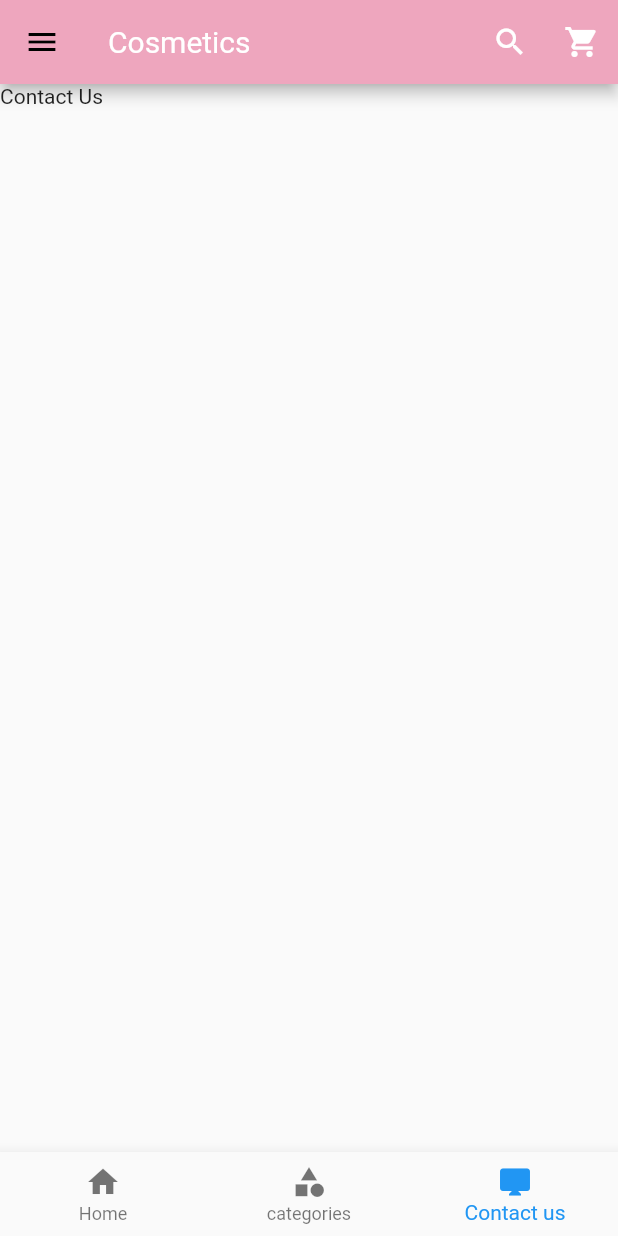
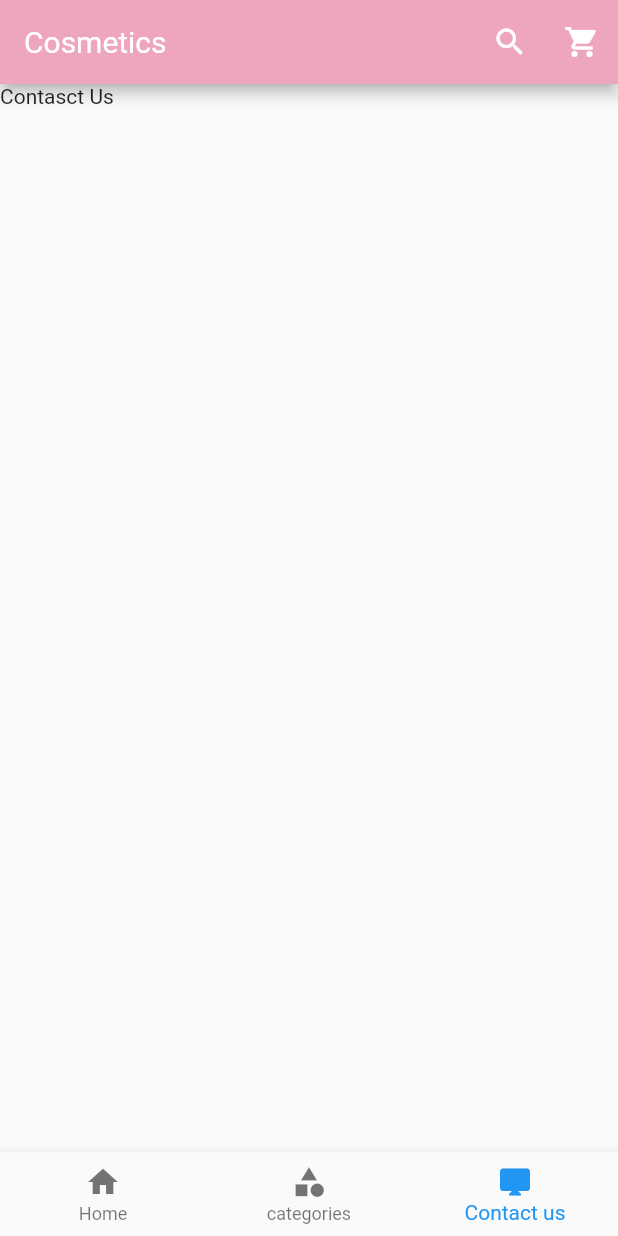
Before and after one commit to roheatshr/thaiproducts, a Flutter app: the screen it shows after launch, item 3 of the bottom bar chosen, on a phone screen of 412 x 824 dp. Run offline on Flutter 3.47's test engine with Material 2 defaults, Android fonts, the light colour scheme and no system bars; our stand-ins replace carousel_pro.

Commit message:
first commit

```diff
--- a/lib/main.dart
+++ b/lib/main.dart
@@ -1,4 +1,5 @@
 import 'package:flutter/material.dart';
+import 'package:thaiproducts_app/userpages/bottomNav.dart';
 import 'package:thaiproducts_app/userpages/homepage.dart';
 
 void main() => runApp(MyApp());
--- a/lib/pages/productDetails.dart
+++ b/lib/pages/productDetails.dart
@@ -8,6 +8,10 @@ class ProductDetails extends StatefulWidget {
 class _ProductDetailsState extends State<ProductDetails> {
   @override
   Widget build(BuildContext context) {
-    return Container();
+    return Scaffold(
+        // home: Scaffold(
+        //   appBar: AppBar(),
+        // ),
+        );
   }
 }
--- a/lib/userpages/bottomNav.dart
+++ b/lib/userpages/bottomNav.dart
@@ -11,13 +11,11 @@ class _NavigationBtmState extends State<NavigationBtm> {
   final _pageOptions = [
     SlideImage(),
     Text('Categories'),
-    Text('Contact Us'),
+    Text('Contasct Us'),
   ];
   @override
   Widget build(BuildContext context) {
-    return MaterialApp(
-      debugShowCheckedModeBanner: false,
-      home: Scaffold(
+    return Scaffold(
       body: _pageOptions[_selectedPage],
       bottomNavigationBar: BottomNavigationBar(
         currentIndex: _selectedPage,
@@ -27,15 +25,13 @@ class _NavigationBtmState extends State<NavigationBtm> {
           });
         },
         items: [
-            BottomNavigationBarItem(
-                icon: Icon(Icons.home), title: Text('Home')),
+          BottomNavigationBarItem(icon: Icon(Icons.home), title: Text('Home')),
           BottomNavigationBarItem(
               icon: Icon(Icons.category), title: Text('categories')),
           BottomNavigationBarItem(
               icon: Icon(Icons.desktop_mac), title: Text('Contact us')),
         ],
       ),
-      ),
     );
   }
 }
--- a/lib/userpages/homepage.dart
+++ b/lib/userpages/homepage.dart
@@ -43,22 +43,22 @@ class _HomepageState extends State<Homepage> {
           body: NavigationBtm(),
 
           //sidebar navigation
-          drawer: Drawer(
-            child: ListView(
-              children: <Widget>[
-                UserAccountsDrawerHeader(
-                  accountName: Text('Rohit Shrestha'),
-                  accountEmail: Text('@gmail.com'),
-                  currentAccountPicture: GestureDetector(
-                    child: CircleAvatar(
-                      backgroundColor: Colors.grey,
-                      child: Icon(Icons.person),
-                    ),
-                  ),
-                )
-              ],
-            ),
-          ),
+          // drawer: Drawer(
+          //   child: ListView(
+          //     children: <Widget>[
+          //       UserAccountsDrawerHeader(
+          //         accountName: Text('Rohit Shrestha'),
+          //         accountEmail: Text('@gmail.com'),
+          //         currentAccountPicture: GestureDetector(
+          //           child: CircleAvatar(
+          //             backgroundColor: Colors.grey,
+          //             child: Icon(Icons.person),
+          //           ),
+          //         ),
+          //       )
+          //     ],
+          //   ),
+          // ),
         ));
   }
 }
--- a/lib/userpages/products.dart
+++ b/lib/userpages/products.dart
@@ -58,7 +58,8 @@ class Single_prod extends StatelessWidget {
         tag: prod_name,
         child: Material(
           child: InkWell(
-            onTap: () => print('Hello'),
+            onTap: () => Navigator.of(context).push(
+                MaterialPageRoute(builder: (context) => ProductDetails())),
             child: GridTile(
               footer: Container(
                 color: Colors.white70,
```
Lines whose indentation alone changed are shown as unchanged.
